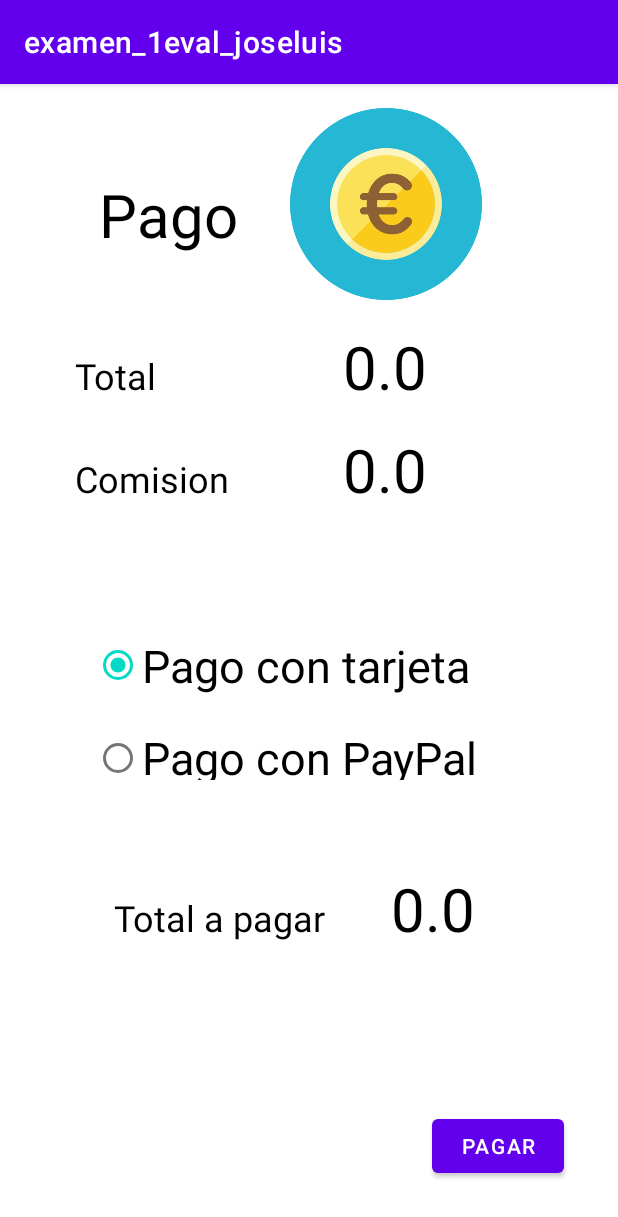
After one commit to joseljg/examen_1eval_joseluis, an Android app: the Pantalla2Activity screen opened directly, with no data from a screen before it, on a phone screen of 412 x 824 dp. The commit adds this screen. Shown: the top 1217 px of the screen. Run offline under Robolectric (Android 15) with nearby library versions, the phone set to English and light mode, and no system bars.

Commit message:
Initial commit

```diff
--- /dev/null
+++ b/app/src/main/java/es/joseljg/examen_1eval_joseluis/Pantalla2Activity.java
@@ -0,0 +1,72 @@
+package es.joseljg.examen_1eval_joseluis;
+
+import androidx.appcompat.app.AppCompatActivity;
+
+import android.content.Intent;
+import android.os.Bundle;
+import android.view.View;
+import android.widget.RadioButton;
+import android.widget.TextView;
+import android.widget.Toast;
+
+import org.w3c.dom.Text;
+
+import java.text.DecimalFormat;
+
+public class Pantalla2Activity extends AppCompatActivity {
+
+    private double total_recibido;
+    private double comision;
+    private double total_final;
+    TextView txt_total_recibido = null;
+    TextView txt_pago_comision = null;
+
+    TextView txt_pago_final = null;
+
+    @Override
+    protected void onCreate(Bundle savedInstanceState) {
+        super.onCreate(savedInstanceState);
+        setContentView(R.layout.activity_pantalla2);
+        //-------------------------------------------------------
+        comision = 0;
+        txt_total_recibido = (TextView) findViewById(R.id.txt_pago_total_recibido);
+        txt_pago_comision = (TextView) findViewById(R.id.txt_pago_comision);
+        txt_pago_comision.setText(String.valueOf(comision));
+        Intent intent = getIntent();
+        if(intent != null)
+        {
+           total_recibido = intent.getDoubleExtra(MainActivity.EXTRA_TOTAL_A_PAGAR,0);
+           txt_total_recibido.setText(String.valueOf(total_recibido));
+        }
+        total_final = total_recibido + comision;
+        txt_pago_final = (TextView) findViewById(R.id.txt_pago_final);
+        txt_pago_final.setText(String.valueOf(total_final));
+    }
+
+    public void actualizar_comision_tarjeta(View view) {
+        RadioButton rb = (RadioButton) view;
+        if(rb.isChecked())
+        {
+            switch (rb.getId())
+            {
+                case R.id.rb_pago_con_tarjeta:
+                    comision = 0;
+                    break;
+                case R.id.rb_pago_con_paypal:
+                    comision = total_recibido * 0.07; // 7% de comision de paypal
+                    break;
+                default:
+                    comision = 0;
+            }
+            DecimalFormat df = new DecimalFormat("#.00");
+
+            txt_pago_comision.setText(String.valueOf(df.format(comision)));
+            total_final = total_recibido + comision;
+            txt_pago_final.setText(String.valueOf(total_final));
+        }
+    }
+
+    public void mostrar_mensaje(View view) {
+        Toast.makeText(this,"pago realizado correctamente ", Toast.LENGTH_SHORT).show();
+    }
+}
--- a/app/src/main/res/layout/activity_main.xml
+++ b/app/src/main/res/layout/activity_main.xml
@@ -34,7 +34,7 @@
         app:layout_constraintTop_toBottomOf="@+id/txt_titulo_pantalla1" />
 
     <Spinner
-        android:id="@+id/spinner"
+        android:id="@+id/sp_dia_semana"
         android:layout_width="0dp"
         android:layout_height="56dp"
         android:layout_marginStart="16dp"
@@ -62,7 +62,7 @@
         app:layout_constraintEnd_toEndOf="parent"
         app:layout_constraintHorizontal_bias="0.238"
         app:layout_constraintStart_toStartOf="parent"
-        app:layout_constraintTop_toBottomOf="@+id/spinner" />
+        app:layout_constraintTop_toBottomOf="@+id/sp_dia_semana" />
 
     <TextView
         android:id="@+id/txt_entradas_disponibles"
@@ -97,6 +97,7 @@
         android:layout_marginEnd="16dp"
         android:backgroundTint="@color/purple_700"
         android:text="@string/textoboton1"
+        android:onClick="calcular_precios"
         app:layout_constraintEnd_toEndOf="parent"
         app:layout_constraintTop_toBottomOf="@+id/edt_cantidad_entradas" />
 
@@ -186,6 +187,7 @@
         android:layout_marginEnd="32dp"
         android:layout_marginBottom="36dp"
         android:text="@string/titulo7"
+        android:onClick="ir_al_pago"
         app:layout_constraintBottom_toBottomOf="parent"
         app:layout_constraintEnd_toEndOf="parent" />
 
--- /dev/null
+++ b/app/src/main/res/layout/activity_pantalla2.xml
@@ -0,0 +1,138 @@
+<?xml version="1.0" encoding="utf-8"?>
+<androidx.constraintlayout.widget.ConstraintLayout xmlns:android="http://schemas.android.com/apk/res/android"
+    xmlns:app="http://schemas.android.com/apk/res-auto"
+    xmlns:tools="http://schemas.android.com/tools"
+    android:layout_width="match_parent"
+    android:layout_height="match_parent"
+    tools:context=".Pantalla2Activity">
+
+    <TextView
+        android:id="@+id/txt_pantalla2_titulo"
+        android:layout_width="wrap_content"
+        android:layout_height="wrap_content"
+        android:layout_marginTop="60dp"
+        android:text="@string/pago"
+        android:textColor="@color/black"
+        android:textSize="40sp"
+        app:layout_constraintEnd_toEndOf="parent"
+        app:layout_constraintHorizontal_bias="0.206"
+        app:layout_constraintStart_toStartOf="parent"
+        app:layout_constraintTop_toTopOf="parent" />
+
+    <TextView
+        android:id="@+id/txt_pantalla2_titulo5"
+        android:layout_width="wrap_content"
+        android:layout_height="wrap_content"
+        android:layout_marginStart="76dp"
+        android:layout_marginBottom="196dp"
+        android:text="@string/a_pagar"
+        android:textColor="@color/black"
+        android:textSize="24sp"
+        app:layout_constraintBottom_toBottomOf="parent"
+        app:layout_constraintStart_toStartOf="parent" />
+
+    <TextView
+        android:id="@+id/txt_pago_final"
+        android:layout_width="wrap_content"
+        android:layout_height="wrap_content"
+        android:layout_marginStart="43dp"
+        android:text="@string/cero"
+        android:textColor="@color/black"
+        android:textSize="40sp"
+        app:layout_constraintBaseline_toBaselineOf="@+id/txt_pantalla2_titulo5"
+        app:layout_constraintStart_toEndOf="@+id/txt_pantalla2_titulo5" />
+
+    <TextView
+        android:id="@+id/txt_pantalla2_titulo1"
+        android:layout_width="wrap_content"
+        android:layout_height="wrap_content"
+        android:layout_marginStart="50dp"
+        android:layout_marginTop="64dp"
+        android:text="@string/total"
+        android:textColor="@color/black"
+        android:textSize="24sp"
+        app:layout_constraintStart_toStartOf="parent"
+        app:layout_constraintTop_toBottomOf="@+id/txt_pantalla2_titulo" />
+
+    <TextView
+        android:id="@+id/txt_pago_total_recibido"
+        android:layout_width="wrap_content"
+        android:layout_height="wrap_content"
+        android:layout_marginStart="124dp"
+        android:text="@string/cero"
+        android:textColor="@color/black"
+        android:textSize="40sp"
+        app:layout_constraintBaseline_toBaselineOf="@+id/txt_pantalla2_titulo1"
+        app:layout_constraintStart_toEndOf="@+id/txt_pantalla2_titulo1" />
+
+    <TextView
+        android:id="@+id/txt_pantalla2_titulo3"
+        android:layout_width="wrap_content"
+        android:layout_height="wrap_content"
+        android:layout_marginTop="36dp"
+        android:text="@string/comision"
+        android:textColor="@color/black"
+        android:textSize="24sp"
+        app:layout_constraintStart_toStartOf="@+id/txt_pantalla2_titulo1"
+        app:layout_constraintTop_toBottomOf="@+id/txt_pantalla2_titulo1" />
+
+    <TextView
+        android:id="@+id/txt_pago_comision"
+        android:layout_width="wrap_content"
+        android:layout_height="wrap_content"
+        android:layout_marginStart="76dp"
+        android:text="@string/cero"
+        android:textColor="@color/black"
+        android:textSize="40sp"
+        app:layout_constraintBaseline_toBaselineOf="@+id/txt_pantalla2_titulo3"
+        app:layout_constraintStart_toEndOf="@+id/txt_pantalla2_titulo3" />
+
+    <ImageView
+        android:id="@+id/img_moneda"
+        android:layout_width="129dp"
+        android:layout_height="128dp"
+        android:layout_marginTop="16dp"
+        app:layout_constraintEnd_toEndOf="parent"
+        app:layout_constraintHorizontal_bias="0.496"
+        app:layout_constraintStart_toEndOf="@+id/txt_pantalla2_titulo1"
+        app:layout_constraintTop_toTopOf="parent"
+        app:srcCompat="@drawable/moneda" />
+
+    <RadioGroup
+        android:id="@+id/rg_opciones_comision"
+        android:layout_width="287dp"
+        android:layout_height="109dp"
+        app:layout_constraintBottom_toTopOf="@+id/txt_pantalla2_titulo5"
+        app:layout_constraintEnd_toEndOf="parent"
+        app:layout_constraintStart_toStartOf="parent"
+        app:layout_constraintTop_toBottomOf="@+id/txt_pantalla2_titulo3">
+
+        <RadioButton
+            android:id="@+id/rb_pago_con_tarjeta"
+            android:layout_width="299dp"
+            android:layout_height="66dp"
+            android:checked="true"
+            android:text="@string/pago_tarjeta"
+            android:onClick="actualizar_comision_tarjeta"
+            android:textSize="30sp" />
+
+        <RadioButton
+            android:id="@+id/rb_pago_con_paypal"
+            android:textSize="30sp"
+            android:layout_width="match_parent"
+            android:layout_height="57dp"
+            android:onClick="actualizar_comision_tarjeta"
+            android:text="@string/pago_paypal" />
+    </RadioGroup>
+
+    <Button
+        android:id="@+id/bt_pagar"
+        android:layout_width="wrap_content"
+        android:layout_height="wrap_content"
+        android:layout_marginEnd="36dp"
+        android:layout_marginBottom="36dp"
+        android:text="@string/pagar"
+        android:onClick="mostrar_mensaje"
+        app:layout_constraintBottom_toBottomOf="parent"
+        app:layout_constraintEnd_toEndOf="parent" />
+</androidx.constraintlayout.widget.ConstraintLayout>
--- a/app/src/main/res/values/strings.xml
+++ b/app/src/main/res/values/strings.xml
@@ -12,4 +12,11 @@
     <string name="textoboton1">Calcular precios</string>
     <string name="cinco">5</string>
     <string name="cero">0</string>
+    <string name="pago">Pago</string>
+    <string name="total">Total</string>
+    <string name="comision">Comision</string>
+    <string name="a_pagar">Total a pagar</string>
+    <string name="pagar">Pagar</string>
+    <string name="pago_tarjeta">Pago con tarjeta</string>
+    <string name="pago_paypal">Pago con PayPal</string>
 </resources>
```
Also changed, not shown: app/src/main/AndroidManifest.xml (+8 -0 lines), app/src/main/java/es/joseljg/examen_1eval_joseluis/MainActivity.java (+124 -1 lines), app/src/main/res/drawable/moneda.png (added).
